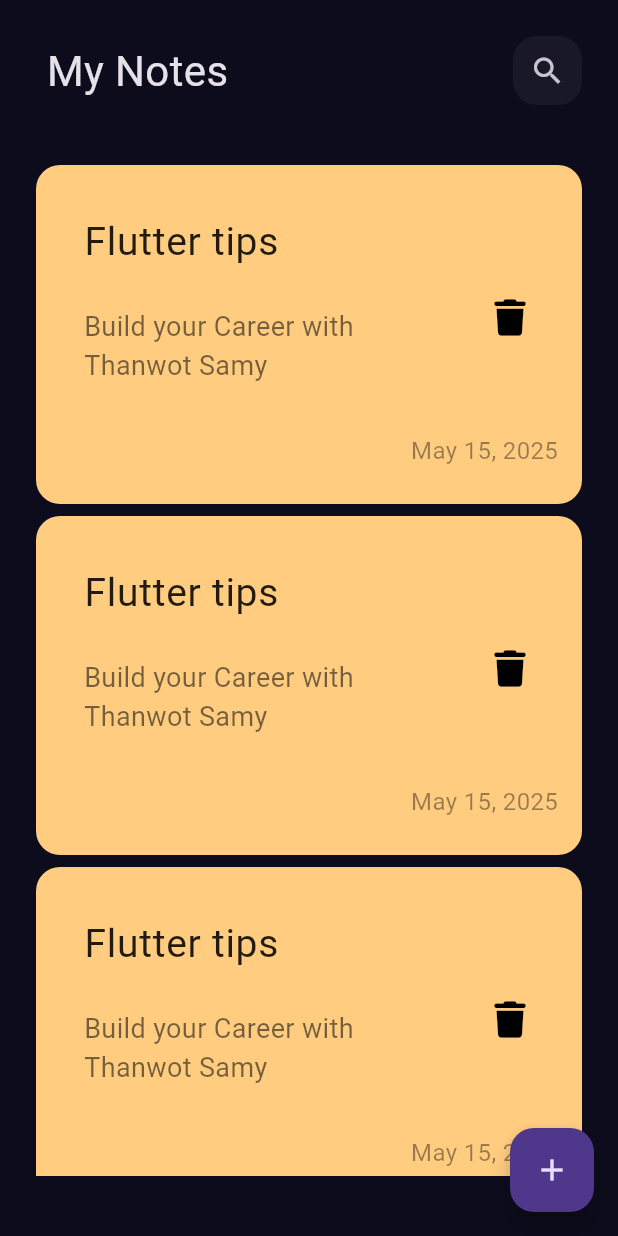
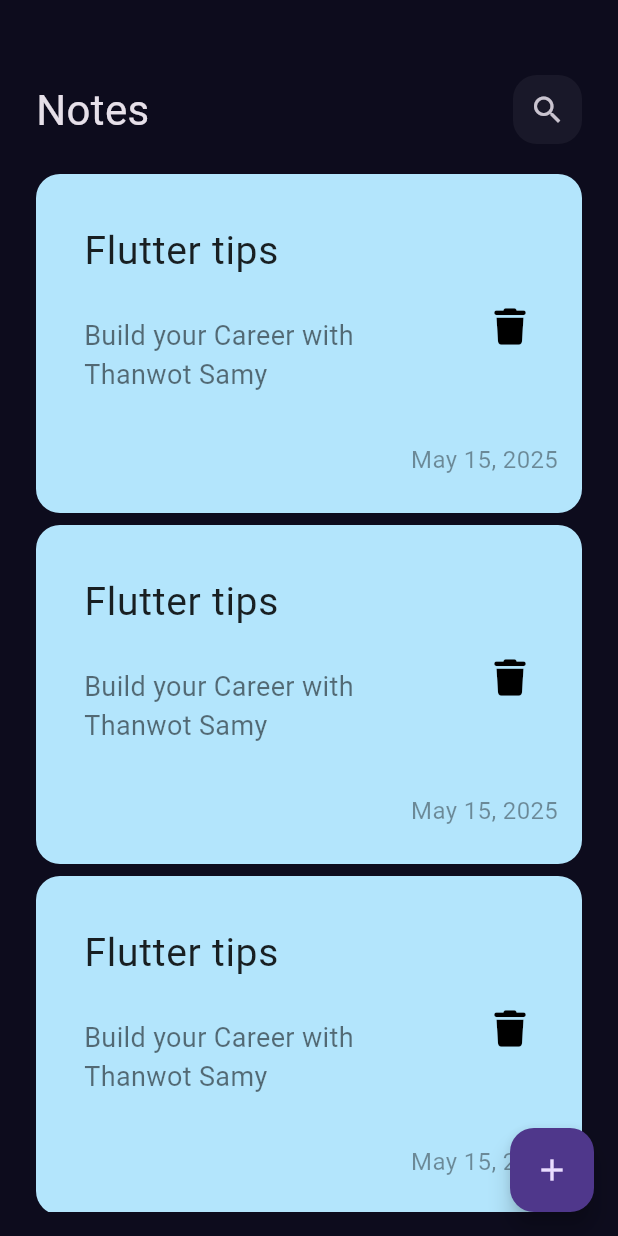
Before and after one commit to AhmedRabea4458/notes_app1, a Flutter app: the screen it shows after launch, on a phone screen of 412 x 824 dp. Run offline on Flutter 3.47's test engine with Material 3 defaults, Android fonts, the phone set to English and light mode, and no system bars; our stand-ins replace font_awesome_flutter.

Commit message:
add custom appbar to EditView

```diff
--- a/lib/Views/Widgets/Custom_Icon.dart
+++ b/lib/Views/Widgets/Custom_Icon.dart
@@ -1,7 +1,8 @@
 import 'package:flutter/material.dart';
 class CustomSearchIcon extends StatelessWidget {
-  const CustomSearchIcon({super.key});
-
+  const CustomSearchIcon({super.key
+  ,required this.icon});
+final IconData icon;
   @override
   Widget build(BuildContext context) {
     return Container(
@@ -15,7 +16,7 @@ class CustomSearchIcon extends StatelessWidget {
 
       child: Center(
         child: IconButton(
-          icon: const Icon(Icons.search),
+          icon:  Icon(icon),
           onPressed: () {},
         )
 
--- a/lib/Views/Widgets/Custom_app_bar.dart
+++ b/lib/Views/Widgets/Custom_app_bar.dart
@@ -2,19 +2,24 @@ import 'package:flutter/material.dart';
 
 import 'Custom_Icon.dart';
 class CustomAppBar extends StatelessWidget {
-  const CustomAppBar({super.key});
+  const CustomAppBar({super.key
+  ,required this.Title
+  ,required this.icon});
+  final String Title;
+  final IconData icon;
+
 
   @override
   Widget build(BuildContext context) {
     return Row(
       children: [
-        Text(" My Notes",
+        Text(Title,
           style: TextStyle(fontSize: 28,
           ),
         ),
 
         Spacer(),
-        CustomSearchIcon(),
+        CustomSearchIcon(icon: icon),
 
       ],
 
--- a/lib/Views/Widgets/Custom_note_item.dart
+++ b/lib/Views/Widgets/Custom_note_item.dart
@@ -1,14 +1,25 @@
 import 'package:flutter/material.dart';
 import 'package:font_awesome_flutter/font_awesome_flutter.dart';
+import 'package:untitled2/Views/Edit_Note_View.dart';
 class NoteItem extends StatelessWidget {
   const NoteItem({super.key});
 
   @override
   Widget build(BuildContext context) {
-    return Container(
+    return GestureDetector(
+      onTap: (){
+        Navigator.push(context,
+            MaterialPageRoute(builder:(context){
+              return EditNoteView();
+            }
+
+            ),
+        );
+      },
+      child: Container(
         padding: EdgeInsets.only(top: 24,bottom: 24,left: 16),
         decoration: BoxDecoration(
-        color: Color(0xffFFCC80),
+          color: Colors.lightBlue.shade100,
           borderRadius: BorderRadius.circular(16)
         ),
         child: Column(
@@ -49,6 +60,7 @@ class NoteItem extends StatelessWidget {
           ],
         ),
 
+      ),
     );
   }
 }
--- a/lib/Views/Widgets/Notes_view_body.dart
+++ b/lib/Views/Widgets/Notes_view_body.dart
@@ -9,13 +9,13 @@ class NotesViewBody extends StatelessWidget {
   @override
   Widget build(BuildContext context) {
     return Padding(
-      padding: const EdgeInsets.symmetric(horizontal: 24,vertical: 24),
-      child: Column(
+      padding: const EdgeInsets.symmetric(horizontal: 24),
+      child:const Column(
         children: [
 
+          SizedBox(height: 50),
+          CustomAppBar(Title: "Notes",icon: Icons.search,),
 
-          CustomAppBar(),
-          SizedBox(height: 20),
           Expanded(child: NotesListView()),
 
         ],
```
Also changed, not shown: lib/Views/Edit_Note_View.dart (added, +13 -0 lines), lib/Views/Widgets/Edit_Note_View_Body.dart (added, +22 -0 lines). Lines whose indentation alone changed are shown as unchanged.
